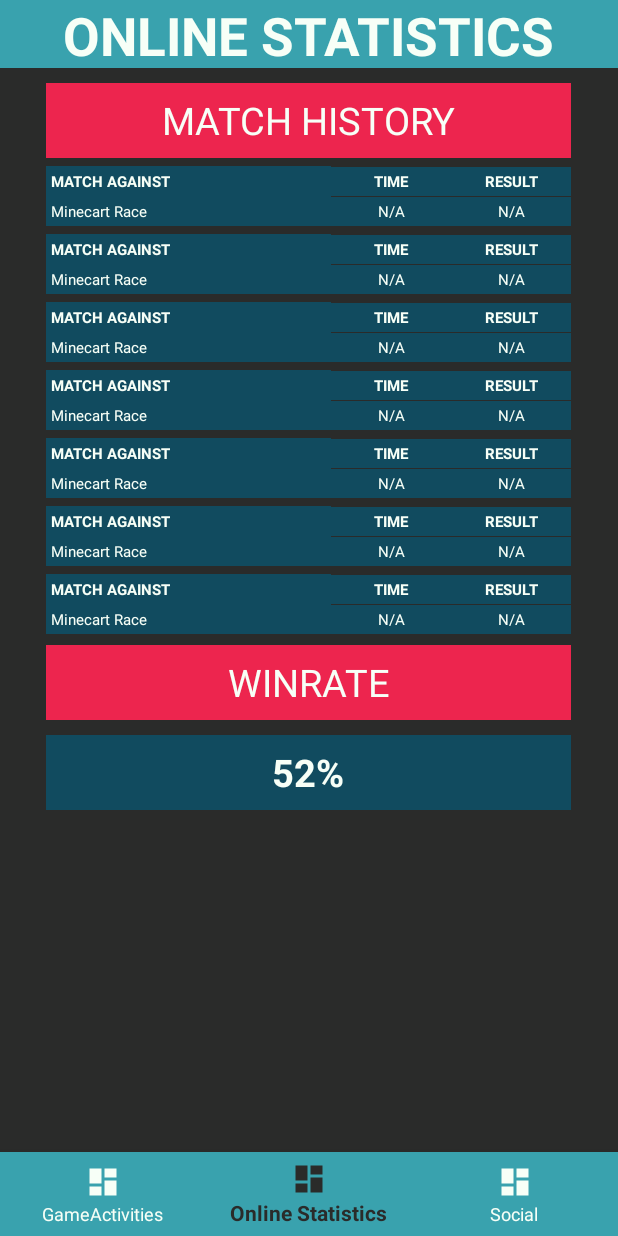
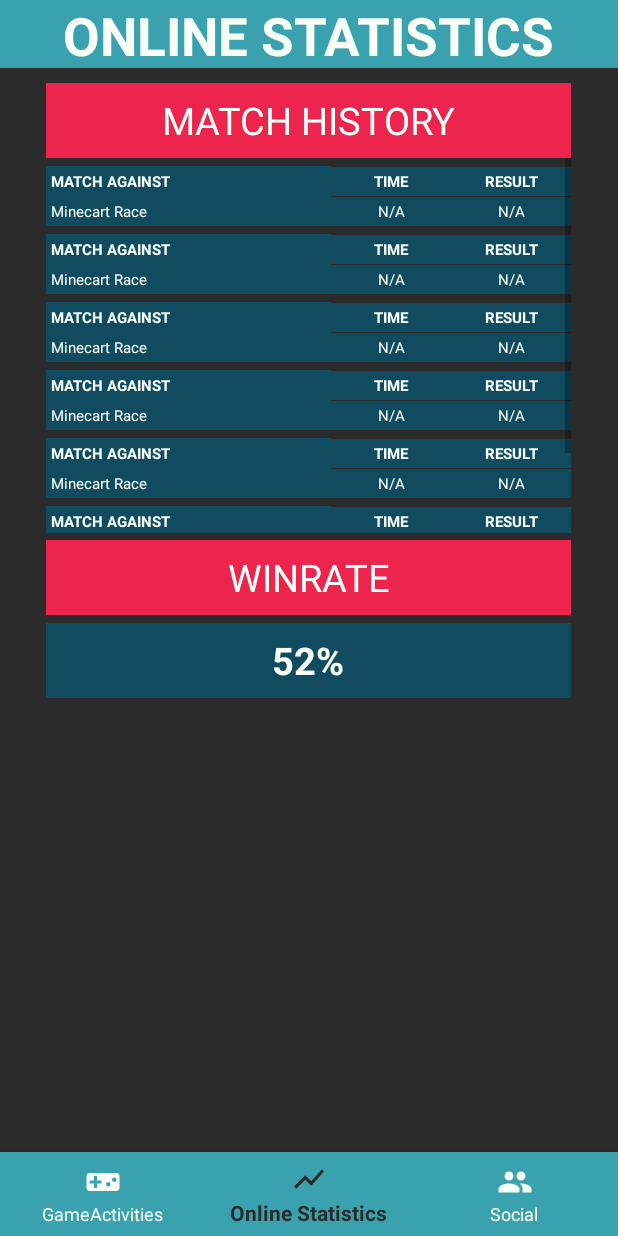
Before and after one commit to AtomicPotatoEmil/P2-Prototype, an Android app: the OnlineStatistics screen opened directly, with no data from a screen before it, on a phone screen of 412 x 824 dp. Run offline under Robolectric (Android 15) with nearby library versions, the phone set to English and light mode, and no system bars.

Commit message:
Added 3 Icons and replaced old ones
also changed color on buttons in the social tab, and added scrollview to match history

```diff
--- /dev/null
+++ b/prototypeP2/app/src/main/res/drawable/ic_game.xml
@@ -0,0 +1,9 @@
+<vector xmlns:android="http://schemas.android.com/apk/res/android"
+        android:width="24dp"
+        android:height="24dp"
+        android:viewportWidth="24.0"
+        android:viewportHeight="24.0">
+    <path
+        android:fillColor="#FF000000"
+        android:pathData="M21,6L3,6c-1.1,0 -2,0.9 -2,2v8c0,1.1 0.9,2 2,2h18c1.1,0 2,-0.9 2,-2L23,8c0,-1.1 -0.9,-2 -2,-2zM11,13L8,13v3L6,16v-3L3,13v-2h3L6,8h2v3h3v2zM15.5,15c-0.83,0 -1.5,-0.67 -1.5,-1.5s0.67,-1.5 1.5,-1.5 1.5,0.67 1.5,1.5 -0.67,1.5 -1.5,1.5zM19.5,12c-0.83,0 -1.5,-0.67 -1.5,-1.5S18.67,9 19.5,9s1.5,0.67 1.5,1.5 -0.67,1.5 -1.5,1.5z"/>
+</vector>
--- /dev/null
+++ b/prototypeP2/app/src/main/res/drawable/ic_social.xml
@@ -0,0 +1,9 @@
+<vector xmlns:android="http://schemas.android.com/apk/res/android"
+        android:width="24dp"
+        android:height="24dp"
+        android:viewportWidth="24.0"
+        android:viewportHeight="24.0">
+    <path
+        android:fillColor="#FF000000"
+        android:pathData="M16,11c1.66,0 2.99,-1.34 2.99,-3S17.66,5 16,5c-1.66,0 -3,1.34 -3,3s1.34,3 3,3zM8,11c1.66,0 2.99,-1.34 2.99,-3S9.66,5 8,5C6.34,5 5,6.34 5,8s1.34,3 3,3zM8,13c-2.33,0 -7,1.17 -7,3.5L1,19h14v-2.5c0,-2.33 -4.67,-3.5 -7,-3.5zM16,13c-0.29,0 -0.62,0.02 -0.97,0.05 1.16,0.84 1.97,1.97 1.97,3.45L17,19h6v-2.5c0,-2.33 -4.67,-3.5 -7,-3.5z"/>
+</vector>
--- /dev/null
+++ b/prototypeP2/app/src/main/res/drawable/ic_statistics.xml
@@ -0,0 +1,9 @@
+<vector xmlns:android="http://schemas.android.com/apk/res/android"
+        android:width="24dp"
+        android:height="24dp"
+        android:viewportWidth="24.0"
+        android:viewportHeight="24.0">
+    <path
+        android:fillColor="#FF000000"
+        android:pathData="M3.5,18.49l6,-6.01 4,4L22,6.92l-1.41,-1.41 -7.09,7.97 -4,-4L2,16.99z"/>
+</vector>
--- a/prototypeP2/app/src/main/res/layout/activity_online_statistics.xml
+++ b/prototypeP2/app/src/main/res/layout/activity_online_statistics.xml
@@ -17,7 +17,7 @@
         android:layout_centerHorizontal="true"
         android:layout_gravity="center"
         android:layout_marginLeft="10dp"
-        android:layout_marginTop="430dp"
+        android:layout_marginTop="360dp"
         android:background="@color/RED"
         android:gravity="center"
         android:text="WINRATE"
@@ -37,7 +37,7 @@
         android:layout_centerHorizontal="true"
         android:layout_gravity="center"
         android:layout_marginLeft="10dp"
-        android:layout_marginTop="490dp"
+        android:layout_marginTop="415dp"
         android:background="@color/DARKBLUE"
         android:gravity="center"
         android:text="52%"
@@ -83,6 +83,9 @@
         android:layout_centerHorizontal="true"
         android:layout_below="@id/matchHistoryPanel">
 
+        <ScrollView
+            android:layout_width="wrap_content"
+            android:layout_height="250dp">
         <LinearLayout
             android:layout_width="wrap_content"
             android:layout_height="wrap_content"
@@ -985,6 +988,7 @@
                     tools:ignore="RtlCompat" />
             </LinearLayout>
         </LinearLayout>
+        </ScrollView>
     </LinearLayout>
 
 
--- a/prototypeP2/app/src/main/res/layout/activity_social.xml
+++ b/prototypeP2/app/src/main/res/layout/activity_social.xml
@@ -70,7 +70,7 @@
         android:text="Save"
         android:layout_alignBaseline="@id/YourUserName"
         android:textSize="18sp"
-        android:background="@color/RED"
+        android:background="@color/CADETBLUE"
         android:textColor="@color/MINTWHITEd"
         android:layout_marginLeft="20dp"
         android:id="@+id/saveUserNameButtonID"
@@ -101,7 +101,7 @@
     android:layout_above="@id/bottom_navigation"
     android:layout_centerHorizontal="true"
     android:text="Add Friends"
-    android:background="@color/RED"
+    android:background="@color/CADETBLUE"
     android:textSize="18sp"
     android:id="@+id/addFriendButtonID"
     android:layout_marginBottom="25dp"
--- a/prototypeP2/app/src/main/res/menu/menu_navigation.xml
+++ b/prototypeP2/app/src/main/res/menu/menu_navigation.xml
@@ -4,16 +4,16 @@
     <item
         android:id="@+id/GameActivities"
         android:title="GameActivities"
-        android:icon="@drawable/ic_dashboard"/>
+        android:icon="@drawable/ic_game"/>
 
     <item
         android:id="@+id/OnlineStatistics"
         android:title="Online Statistics"
-        android:icon="@drawable/ic_dashboard"/>
+        android:icon="@drawable/ic_statistics"/>
 
     <item
         android:id="@+id/Social"
         android:title="Social"
-        android:icon="@drawable/ic_dashboard"/>
+        android:icon="@drawable/ic_social"/>
 
 </menu>
```
